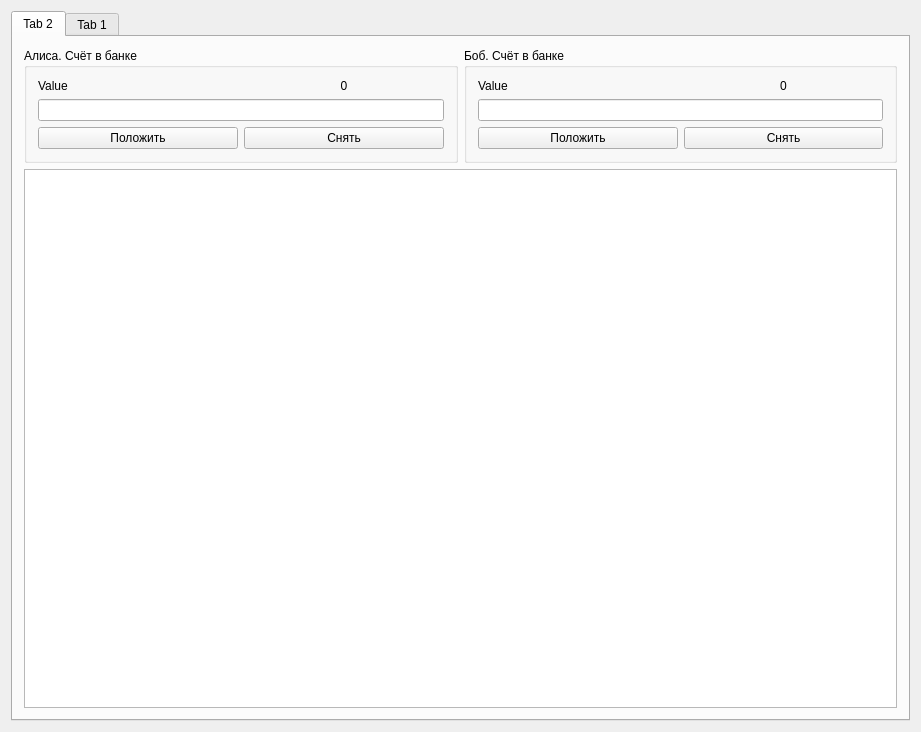
Old version of the form mainwindow.ui in the repository klv-codehub/rsa-cash.
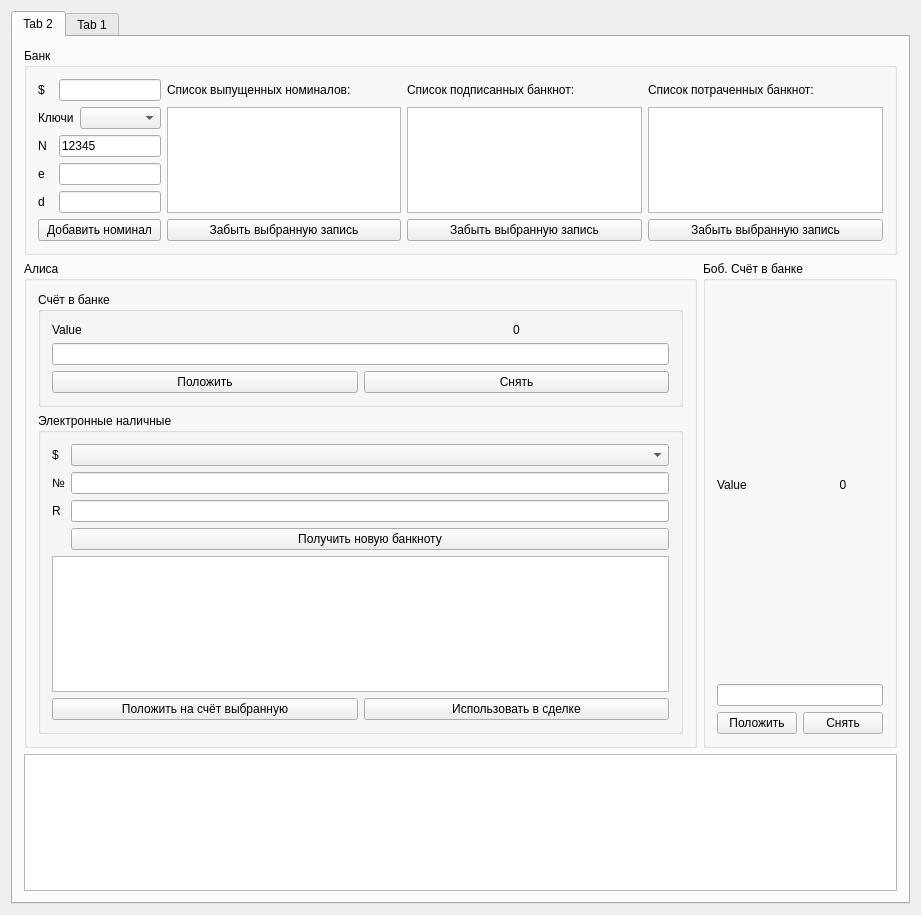
New version of the form.

Commit message: Добавлен выпуск и изъятие банком номиналов банкнот.

The edit to the form file:
```diff
--- a/mainwindow.ui
+++ b/mainwindow.ui
@@ -7,7 +7,7 @@
     <x>0</x>
     <y>0</y>
     <width>921</width>
-    <height>732</height>
+    <height>915</height>
    </rect>
   </property>
   <property name="windowTitle">
@@ -24,9 +24,9 @@
        <attribute name="title">
         <string>Tab 2</string>
        </attribute>
-       <layout class="QGridLayout" name="gridLayout_4">
-        <item row="0" column="0">
-         <widget class="QGroupBox" name="groupBox_11">
+       <layout class="QGridLayout" name="gridLayout_6">
+        <item row="0" column="0" colspan="2">
+         <widget class="QGroupBox" name="groupBox_13">
           <property name="sizePolicy">
            <sizepolicy hsizetype="Ignored" vsizetype="Preferred">
             <horstretch>0</horstretch>
@@ -34,63 +34,306 @@
            </sizepolicy>
           </property>
           <property name="title">
-           <string>Алиса. Счёт в банке</string>
+           <string>Банк</string>
           </property>
-          <layout class="QGridLayout" name="gridLayout_16">
+          <layout class="QGridLayout" name="gridLayout_4">
            <item row="0" column="0">
-            <widget class="QLabel" name="label_91">
+            <widget class="QLabel" name="label_21">
              <property name="text">
-              <string>Value</string>
+              <string>$</string>
              </property>
             </widget>
            </item>
-           <item row="0" column="1">
-            <widget class="QLabel" name="label_AliceValue">
-             <property name="enabled">
-              <bool>true</bool>
+           <item row="0" column="1" colspan="2">
+            <widget class="QLineEdit" name="lineEdit_bank_nom"/>
+           </item>
+           <item row="0" column="3">
+            <widget class="QLabel" name="label_22">
+             <property name="text">
+              <string>Список выпущенных номиналов:</string>
              </property>
+            </widget>
+           </item>
+           <item row="0" column="4">
+            <widget class="QLabel" name="label_27">
              <property name="text">
-              <string>0</string>
+              <string>Список подписанных банкнот:</string>
              </property>
-             <property name="alignment">
-              <set>Qt::AlignCenter</set>
+            </widget>
+           </item>
+           <item row="0" column="5">
+            <widget class="QLabel" name="label_28">
+             <property name="text">
+              <string>Список потраченных банкнот:</string>
              </property>
             </widget>
            </item>
            <item row="1" column="0" colspan="2">
-            <widget class="QLineEdit" name="lineEdit_Alice_money">
+            <widget class="QLabel" name="label_26">
              <property name="sizePolicy">
-              <sizepolicy hsizetype="Minimum" vsizetype="Fixed">
+              <sizepolicy hsizetype="Preferred" vsizetype="Preferred">
                <horstretch>0</horstretch>
                <verstretch>0</verstretch>
               </sizepolicy>
              </property>
-             <property name="alignment">
-              <set>Qt::AlignCenter</set>
+             <property name="text">
+              <string>Ключи</string>
              </property>
             </widget>
            </item>
+           <item row="1" column="2">
+            <widget class="QComboBox" name="comboBox_keypair_choose">
+             <property name="sizePolicy">
+              <sizepolicy hsizetype="Expanding" vsizetype="Fixed">
+               <horstretch>0</horstretch>
+               <verstretch>0</verstretch>
+              </sizepolicy>
+             </property>
+            </widget>
+           </item>
+           <item row="1" column="3" rowspan="4">
+            <widget class="QListWidget" name="listWidget_bank_nom"/>
+           </item>
+           <item row="1" column="4" rowspan="4">
+            <widget class="QListWidget" name="listWidget_bank_emited"/>
+           </item>
+           <item row="1" column="5" rowspan="4">
+            <widget class="QListWidget" name="listWidget_bank_spended"/>
+           </item>
            <item row="2" column="0">
-            <widget class="QPushButton" name="pushButton_Alice_putmoney">
+            <widget class="QLabel" name="label_18">
              <property name="text">
-              <string>Положить</string>
+              <string>N</string>
              </property>
             </widget>
            </item>
-           <item row="2" column="1">
-            <widget class="QPushButton" name="pushButton_Alice_takemoney">
+           <item row="3" column="0">
+            <widget class="QLabel" name="label_19">
              <property name="text">
-              <string>Снять</string>
+              <string>e</string>
              </property>
             </widget>
            </item>
+           <item row="4" column="0">
+            <widget class="QLabel" name="label_20">
+             <property name="text">
+              <string>d</string>
+             </property>
+            </widget>
+           </item>
+           <item row="5" column="0" colspan="3">
+            <widget class="QPushButton" name="pushButton_bank_addcurrency">
+             <property name="text">
+              <string>Добавить номинал</string>
+             </property>
+            </widget>
+           </item>
+           <item row="5" column="3">
+            <widget class="QPushButton" name="pushButton_bank_nom_forget">
+             <property name="text">
+              <string>Забыть выбранную запись</string>
+             </property>
+            </widget>
+           </item>
+           <item row="5" column="4">
+            <widget class="QPushButton" name="pushButton_bank_emited_forget">
+             <property name="text">
+              <string>Забыть выбранную запись</string>
+             </property>
+            </widget>
+           </item>
+           <item row="5" column="5">
+            <widget class="QPushButton" name="pushButton_spended_forget">
+             <property name="text">
+              <string>Забыть выбранную запись</string>
+             </property>
+            </widget>
+           </item>
+           <item row="4" column="1" colspan="2">
+            <widget class="QLineEdit" name="lineEdit_bank_d">
+             <property name="readOnly">
+              <bool>true</bool>
+             </property>
+            </widget>
+           </item>
+           <item row="3" column="1" colspan="2">
+            <widget class="QLineEdit" name="lineEdit_bank_e">
+             <property name="readOnly">
+              <bool>true</bool>
+             </property>
+            </widget>
+           </item>
+           <item row="2" column="1" colspan="2">
+            <widget class="QLineEdit" name="lineEdit_bank_N">
+             <property name="enabled">
+              <bool>true</bool>
+             </property>
+             <property name="text">
+              <string>12345</string>
+             </property>
+             <property name="dragEnabled">
+              <bool>false</bool>
+             </property>
+             <property name="readOnly">
+              <bool>true</bool>
+             </property>
+            </widget>
+           </item>
           </layout>
          </widget>
         </item>
-        <item row="0" column="1">
+        <item row="1" column="0">
+         <widget class="QGroupBox" name="groupBox_3">
+          <property name="title">
+           <string>Алиса</string>
+          </property>
+          <layout class="QVBoxLayout" name="verticalLayout_4">
+           <item>
+            <widget class="QGroupBox" name="groupBox_11">
+             <property name="sizePolicy">
+              <sizepolicy hsizetype="Ignored" vsizetype="Preferred">
+               <horstretch>0</horstretch>
+               <verstretch>0</verstretch>
+              </sizepolicy>
+             </property>
+             <property name="title">
+              <string>Счёт в банке</string>
+             </property>
+             <layout class="QGridLayout" name="gridLayout_16">
+              <item row="0" column="0">
+               <widget class="QLabel" name="label_91">
+                <property name="text">
+                 <string>Value</string>
+                </property>
+               </widget>
+              </item>
+              <item row="0" column="1">
+               <widget class="QLabel" name="label_AliceValue">
+                <property name="enabled">
+                 <bool>true</bool>
+                </property>
+                <property name="text">
+                 <string>0</string>
+                </property>
+                <property name="alignment">
+                 <set>Qt::AlignCenter</set>
+                </property>
+               </widget>
+              </item>
+              <item row="1" column="0" colspan="2">
+               <widget class="QLineEdit" name="lineEdit_Alice_money">
+                <property name="sizePolicy">
+                 <sizepolicy hsizetype="Expanding" vsizetype="Fixed">
+                  <horstretch>0</horstretch>
+                  <verstretch>0</verstretch>
+                 </sizepolicy>
+                </property>
+                <property name="alignment">
+                 <set>Qt::AlignCenter</set>
+                </property>
+               </widget>
+              </item>
+              <item row="2" column="0">
+               <widget class="QPushButton" name="pushButton_Alice_putmoney">
+                <property name="text">
+                 <string>Положить</string>
+                </property>
+               </widget>
+              </item>
+              <item row="2" column="1">
+               <widget class="QPushButton" name="pushButton_Alice_takemoney">
+                <property name="text">
+                 <string>Снять</string>
+                </property>
+               </widget>
+              </item>
+             </layout>
+            </widget>
+           </item>
+           <item>
+            <widget class="QGroupBox" name="groupBox_4">
+             <property name="sizePolicy">
+              <sizepolicy hsizetype="Expanding" vsizetype="Preferred">
+               <horstretch>0</horstretch>
+               <verstretch>0</verstretch>
+              </sizepolicy>
+             </property>
+             <property name="title">
+              <string>Электронные наличные</string>
+             </property>
+             <layout class="QGridLayout" name="gridLayout_8">
+              <item row="0" column="0">
+               <layout class="QGridLayout" name="gridLayout_5">
+                <item row="0" column="0">
+                 <widget class="QLabel" name="label_23">
+                  <property name="text">
+                   <string>$</string>
+                  </property>
+                 </widget>
+                </item>
+                <item row="1" column="0">
+                 <widget class="QLabel" name="label_24">
+                  <property name="text">
+                   <string>№</string>
+                  </property>
+                 </widget>
+                </item>
+                <item row="2" column="0">
+                 <widget class="QLabel" name="label_25">
+                  <property name="text">
+                   <string>R</string>
+                  </property>
+                 </widget>
+                </item>
+                <item row="1" column="1">
+                 <widget class="QLineEdit" name="lineEdit_banknote_N"/>
+                </item>
+                <item row="2" column="1">
+                 <widget class="QLineEdit" name="lineEdit_banknote_R"/>
+                </item>
+                <item row="3" column="1">
+                 <widget class="QPushButton" name="pushButton_banknote_sign">
+                  <property name="text">
+                   <string>Получить новую банкноту</string>
+                  </property>
+                 </widget>
+                </item>
+                <item row="0" column="1">
+                 <widget class="QComboBox" name="comboBox_banknote_nom"/>
+                </item>
+               </layout>
+              </item>
+              <item row="1" column="0">
+               <layout class="QGridLayout" name="gridLayout_7">
+                <item row="0" column="0" colspan="2">
+                 <widget class="QListWidget" name="listWidget_banknotes"/>
+                </item>
+                <item row="1" column="0">
+                 <widget class="QPushButton" name="pushButton_banknoteDeposit">
+                  <property name="text">
+                   <string>Положить на счёт выбранную</string>
+                  </property>
+                 </widget>
+                </item>
+                <item row="1" column="1">
+                 <widget class="QPushButton" name="pushButton_banknoteSend">
+                  <property name="text">
+                   <string>Использовать в сделке</string>
+                  </property>
+                 </widget>
+                </item>
+               </layout>
+              </item>
+             </layout>
+            </widget>
+           </item>
+          </layout>
+         </widget>
+        </item>
+        <item row="1" column="1">
          <widget class="QGroupBox" name="groupBox_12">
           <property name="sizePolicy">
-           <sizepolicy hsizetype="Ignored" vsizetype="Preferred">
+           <sizepolicy hsizetype="Minimum" vsizetype="Preferred">
             <horstretch>0</horstretch>
             <verstretch>0</verstretch>
            </sizepolicy>
@@ -109,7 +352,7 @@
            <item row="1" column="0" colspan="2">
             <widget class="QLineEdit" name="lineEdit_Bob_money">
              <property name="sizePolicy">
-              <sizepolicy hsizetype="Minimum" vsizetype="Fixed">
+              <sizepolicy hsizetype="Expanding" vsizetype="Fixed">
                <horstretch>0</horstretch>
                <verstretch>0</verstretch>
               </sizepolicy>
@@ -149,7 +392,7 @@
           </layout>
          </widget>
         </item>
-        <item row="1" column="0" colspan="2">
+        <item row="2" column="0" colspan="2">
          <widget class="QTextEdit" name="textEdit">
           <property name="readOnly">
            <bool>true</bool>
```
The commit also changes 4 other files.
